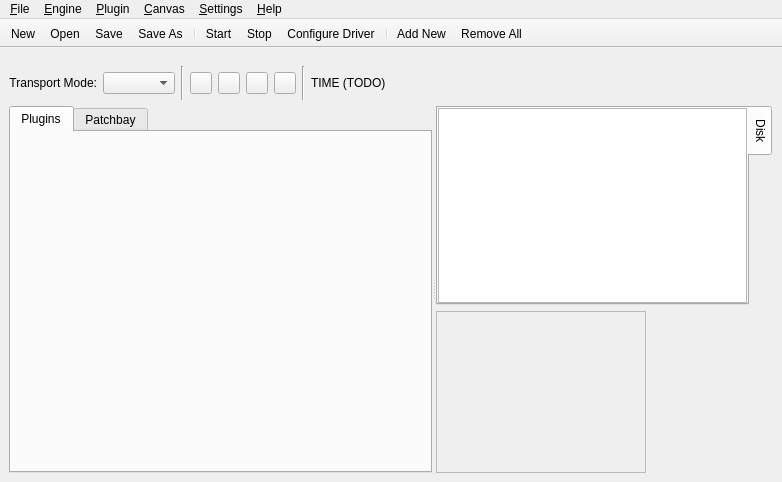
Old version of the form resources/ui/carla.ui in the repository falkTX/Carla.
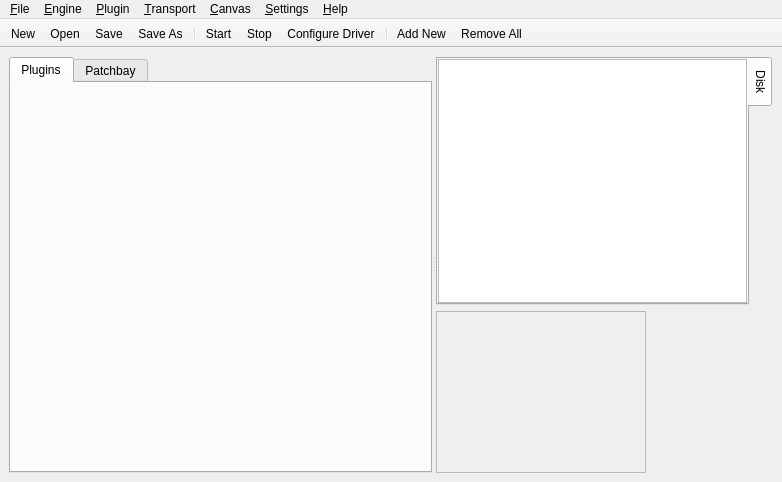
New version of the form. Icons and pictures are not drawn. Custom widgets are drawn as their Qt base class.

Commit message: Add first steps of transport control

Patch:
```diff
--- a/resources/ui/carla.ui
+++ b/resources/ui/carla.ui
@@ -15,139 +15,6 @@
   </property>
   <widget class="QWidget" name="centralwidget">
    <layout class="QVBoxLayout" name="verticalLayout_5">
-    <item>
-     <widget class="QFrame" name="frame_transport">
-      <layout class="QHBoxLayout" name="horizontalLayout">
-       <property name="leftMargin">
-        <number>0</number>
-       </property>
-       <property name="rightMargin">
-        <number>0</number>
-       </property>
-       <property name="bottomMargin">
-        <number>0</number>
-       </property>
-       <item>
-        <widget class="QLabel" name="label">
-         <property name="text">
-          <string>Transport Mode:</string>
-         </property>
-         <property name="alignment">
-          <set>Qt::AlignRight|Qt::AlignTrailing|Qt::AlignVCenter</set>
-         </property>
-        </widget>
-       </item>
-       <item>
-        <widget class="QComboBox" name="ch_transport"/>
-       </item>
-       <item>
-        <widget class="Line" name="line">
-         <property name="orientation">
-          <enum>Qt::Vertical</enum>
-         </property>
-        </widget>
-       </item>
-       <item>
-        <widget class="QPushButton" name="b_transport_play">
-         <property name="maximumSize">
-          <size>
-           <width>22</width>
-           <height>22</height>
-          </size>
-         </property>
-         <property name="text">
-          <string/>
-         </property>
-         <property name="icon">
-          <iconset resource="../resources.qrc">
-           <normaloff>:/16x16/media-playback-start.png</normaloff>:/16x16/media-playback-start.png</iconset>
-         </property>
-         <property name="checkable">
-          <bool>true</bool>
-         </property>
-        </widget>
-       </item>
-       <item>
-        <widget class="QPushButton" name="b_transport_stop">
-         <property name="maximumSize">
-          <size>
-           <width>22</width>
-           <height>22</height>
-          </size>
-         </property>
-         <property name="text">
-          <string/>
-         </property>
-         <property name="icon">
-          <iconset resource="../resources.qrc">
-           <normaloff>:/16x16/media-playback-stop.png</normaloff>:/16x16/media-playback-stop.png</iconset>
-         </property>
-        </widget>
-       </item>
-       <item>
-        <widget class="QPushButton" name="b_transport_back">
-         <property name="maximumSize">
-          <size>
-           <width>22</width>
-           <height>22</height>
-          </size>
-         </property>
-         <property name="text">
-          <string/>
-         </property>
-         <property name="icon">
-          <iconset resource="../resources.qrc">
-           <normaloff>:/16x16/media-seek-backward.png</normaloff>:/16x16/media-seek-backward.png</iconset>
-         </property>
-        </widget>
-       </item>
-       <item>
-        <widget class="QPushButton" name="b_transport_forward">
-         <property name="maximumSize">
-          <size>
-           <width>22</width>
-           <height>22</height>
-          </size>
-         </property>
-         <property name="text">
-          <string/>
-         </property>
-         <property name="icon">
-          <iconset resource="../resources.qrc">
-           <normaloff>:/16x16/media-seek-forward.png</normaloff>:/16x16/media-seek-forward.png</iconset>
-         </property>
-        </widget>
-       </item>
-       <item>
-        <widget class="Line" name="line_2">
-         <property name="orientation">
-          <enum>Qt::Vertical</enum>
-         </property>
-        </widget>
-       </item>
-       <item>
-        <widget class="QLabel" name="label_time">
-         <property name="text">
-          <string>TIME (TODO)</string>
-         </property>
-        </widget>
-       </item>
-       <item>
-        <spacer name="horizontalSpacer">
-         <property name="orientation">
-          <enum>Qt::Horizontal</enum>
-         </property>
-         <property name="sizeHint" stdset="0">
-          <size>
-           <width>40</width>
-           <height>20</height>
-          </size>
-         </property>
-        </spacer>
-       </item>
-      </layout>
-     </widget>
-    </item>
     <item>
      <widget class="QSplitter" name="splitter">
       <property name="orientation">
@@ -361,9 +228,19 @@
     <addaction name="act_canvas_print"/>
     <addaction name="act_canvas_save_image"/>
    </widget>
+   <widget class="QMenu" name="menu_Transport">
+    <property name="title">
+     <string>&amp;Transport</string>
+    </property>
+    <addaction name="act_transport_play"/>
+    <addaction name="act_transport_stop"/>
+    <addaction name="act_transport_backwards"/>
+    <addaction name="act_transport_forwards"/>
+   </widget>
    <addaction name="menu_File"/>
    <addaction name="menu_Engine"/>
    <addaction name="menu_Plugin"/>
+   <addaction name="menu_Transport"/>
    <addaction name="menu_Canvas"/>
    <addaction name="menu_Settings"/>
    <addaction name="menu_Help"/>
```
Left out of the diff: 71 changed lines with no effect on the pictures. The commit also changes 4 other files.
